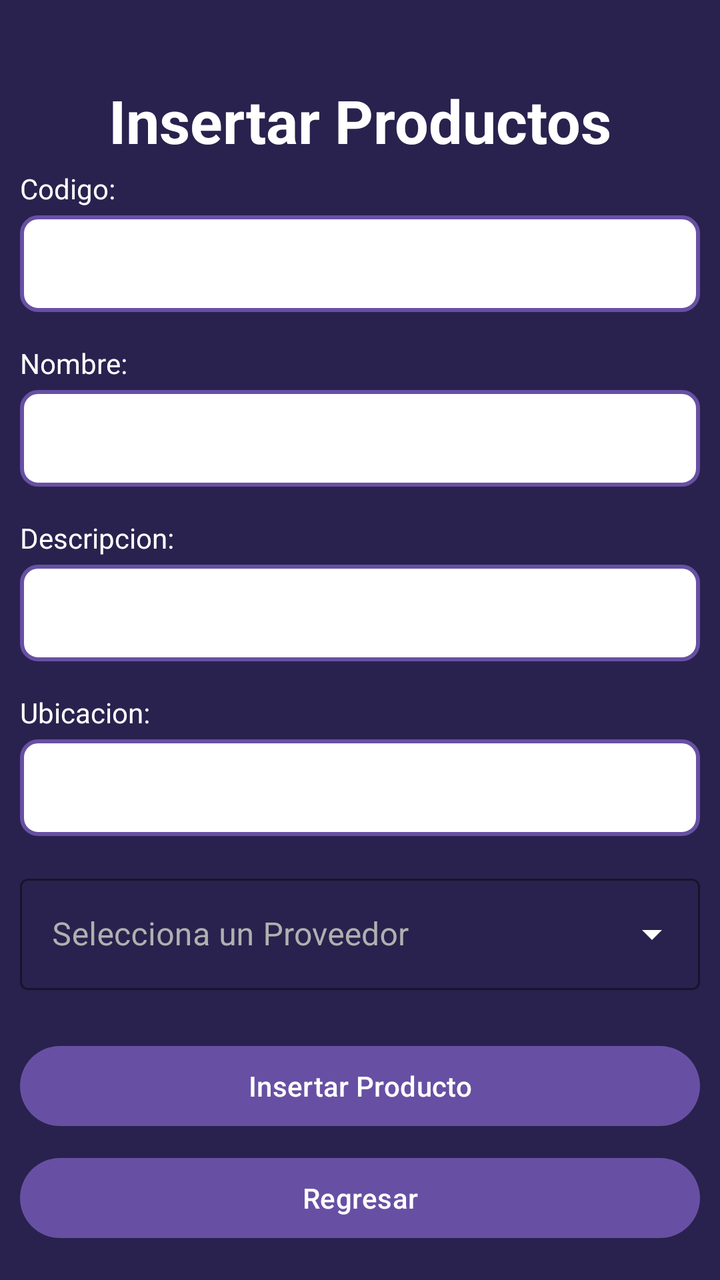
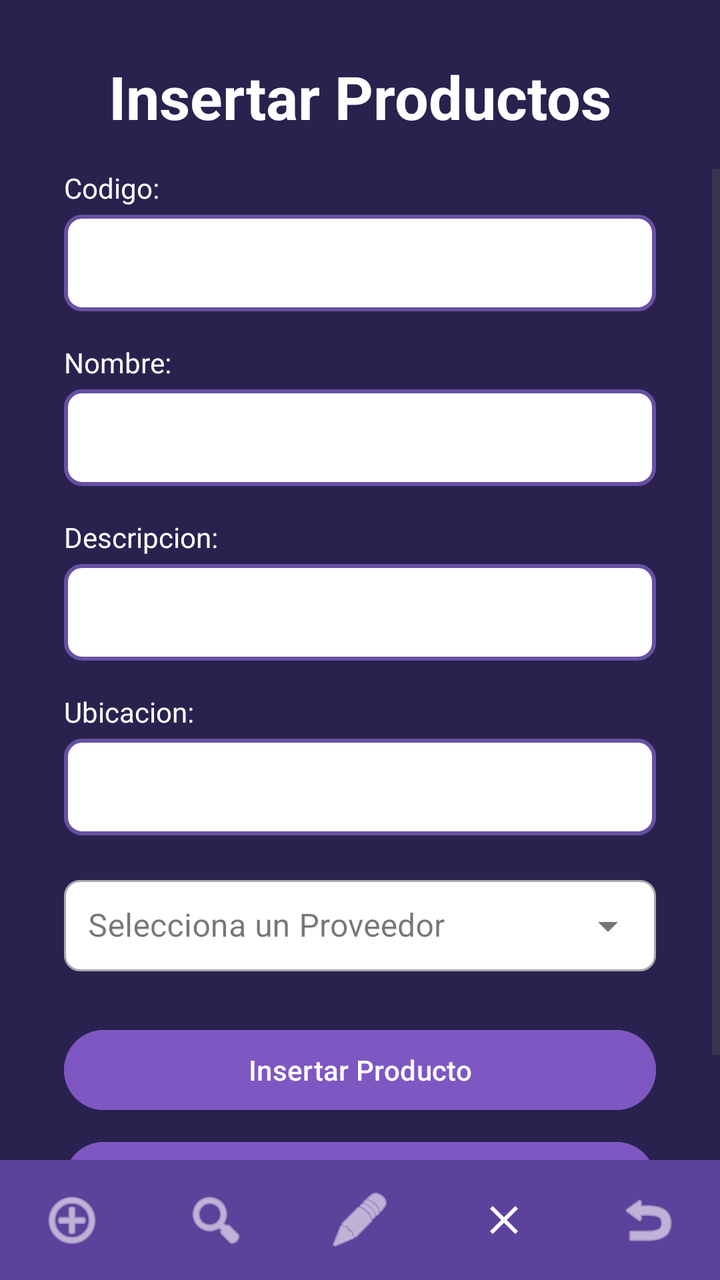

Screens rendered from an Android XML layout before and after an edit, with the pre-edit source and the edit as a unified diff.
<!-- AndroidManifest.xml: application theme Theme.AlcamenProyectoFinal -->
<!-- res/layout/activity_frm_insertar_productos.xml -->
<?xml version="1.0" encoding="utf-8"?>
<androidx.constraintlayout.widget.ConstraintLayout xmlns:android="http://schemas.android.com/apk/res/android"
    xmlns:app="http://schemas.android.com/apk/res-auto"
    xmlns:tools="http://schemas.android.com/tools"
    android:id="@+id/main"
    android:background="#29224E" android:layout_width="match_parent"
    android:layout_height="match_parent"
    tools:context=".Vista.frmInsertarProductos">

    <TextView
        android:id="@+id/tvTituloInsertarProductos"
        android:layout_width="wrap_content"
        android:layout_height="wrap_content"
        android:layout_marginTop="40dp"
        android:text="Insertar Productos"
        android:textColor="#FFFFFF"
        android:textSize="30sp"
        android:textStyle="bold"
        app:layout_constraintEnd_toEndOf="parent"
        app:layout_constraintStart_toStartOf="parent"
        app:layout_constraintTop_toTopOf="parent" />

    <LinearLayout
        android:layout_width="340dp"
        android:layout_height="wrap_content"
        android:orientation="vertical"
        app:layout_constraintBottom_toBottomOf="parent"
        app:layout_constraintEnd_toEndOf="parent"
        app:layout_constraintStart_toStartOf="parent"
        app:layout_constraintTop_toBottomOf="@+id/tvTituloInsertarProductos"
        app:layout_constraintVertical_bias="0.2">

        <TextView
            android:id="@+id/textView20"
            android:layout_width="match_parent"
            android:layout_height="wrap_content"
            android:text="Codigo:"
            android:textColor="#FFFFFF"
            android:textSize="14sp"
            android:layout_marginBottom="4dp" />

        <EditText
            android:id="@+id/txtCodigoProducto"
            android:layout_width="match_parent"
            android:layout_height="wrap_content"
            android:ems="10"
            android:inputType="text"
            android:background="@drawable/input_border"
            android:padding="12dp"
            android:textColor="#000000"
            android:layout_marginBottom="16dp" />

        <TextView
            android:id="@+id/textView21"
            android:layout_width="match_parent"
            android:layout_height="wrap_content"
            android:text="Nombre:"
            android:textColor="#FFFFFF"
            android:textSize="14sp"
            android:layout_marginBottom="4dp" />

        <EditText
            android:id="@+id/txtNombre"
            android:layout_width="match_parent"
            android:layout_height="wrap_content"
            android:ems="10"
            android:inputType="text"
            android:background="@drawable/input_border"
            android:padding="12dp"
            android:textColor="#000000"
            android:layout_marginBottom="16dp" />

        <TextView
            android:id="@+id/textView22"
            android:layout_width="match_parent"
            android:layout_height="wrap_content"
            android:text="Descripcion:"
            android:textColor="#FFFFFF"
            android:textSize="14sp"
            android:layout_marginBottom="4dp" />

        <EditText
            android:id="@+id/txtDescripcion"
            android:layout_width="match_parent"
            android:layout_height="wrap_content"
            android:ems="10"
            android:inputType="text"
            android:background="@drawable/input_border"
            android:padding="12dp"
            android:textColor="#000000"
            android:layout_marginBottom="16dp" />

        <TextView
            android:id="@+id/textView33"
            android:layout_width="match_parent"
            android:layout_height="wrap_content"
            android:text="Ubicacion:"
            android:textColor="#FFFFFF"
            android:textSize="14sp"
            android:layout_marginBottom="4dp" />

        <EditText
            android:id="@+id/txtUbicacion"
            android:layout_width="match_parent"
            android:layout_height="wrap_content"
            android:ems="10"
            android:inputType="text"
            android:background="@drawable/input_border"
            android:padding="12dp"
            android:textColor="#000000"
            android:layout_marginBottom="16dp" />

        <com.google.android.material.textfield.TextInputLayout
            android:id="@+id/txtCodigoProveedorProducto"
            style="@style/Widget.MaterialComponents.TextInputLayout.OutlinedBox.ExposedDropdownMenu"
            android:layout_width="match_parent"
            android:layout_height="wrap_content"
            android:layout_marginBottom="24dp"
            android:hint="Selecciona un Proveedor"
            app:hintTextColor="#FFFFFF"
            android:textColorHint="#B0B0B0"
            app:boxStrokeColor="#FFFFFF"
            app:endIconTint="#FFFFFF">

            <AutoCompleteTextView
                android:id="@+id/autoCompleteProveedor"
                android:layout_width="match_parent"
                android:layout_height="wrap_content"
                android:editable="false"
                android:inputType="none"
                android:textColor="#FFFFFF" />
        </com.google.android.material.textfield.TextInputLayout>

        <Button
            android:id="@+id/button37"
            android:layout_width="match_parent"
            android:layout_height="wrap_content"
            android:onClick="btnInsertarProducto"
            android:text="Insertar Producto"
            android:layout_marginBottom="8dp" />

        <Button
            android:id="@+id/button38"
            android:layout_width="match_parent"
            android:layout_height="wrap_content"
            android:onClick="btnRegresar"
            android:text="Regresar" />
    </LinearLayout>

</androidx.constraintlayout.widget.ConstraintLayout>
<!-- resources referenced by this layout -->
<resources>
  <!-- drawable input_border (drawable) -->
  <?xml version="1.0" encoding="utf-8"?>
  <shape xmlns:android="http://schemas.android.com/apk/res/android"
      android:shape="rectangle">
  
      <solid android:color="#FFFFFF" />
  
      <stroke
          android:width="2dp"
          android:color="#6750A4" />
  
      <corners android:radius="8dp" />
  
  </shape>
  <style name="Theme.AlcamenProyectoFinal" parent="Base.Theme.AlcamenProyectoFinal" />
  <style name="Base.Theme.AlcamenProyectoFinal" parent="Theme.Material3.DayNight.NoActionBar">
          
          
      </style>
</resources>

<!-- the commit's change to res/layout/activity_frm_insertar_productos.xml (unified diff, before → after) -->
@@ -3,15 +3,17 @@
     xmlns:app="http://schemas.android.com/apk/res-auto"
     xmlns:tools="http://schemas.android.com/tools"
     android:id="@+id/main"
-    android:background="#29224E" android:layout_width="match_parent"
+    android:layout_width="match_parent"
     android:layout_height="match_parent"
+    android:background="#29224E"
     tools:context=".Vista.frmInsertarProductos">
 
+    
     <TextView
         android:id="@+id/tvTituloInsertarProductos"
         android:layout_width="wrap_content"
         android:layout_height="wrap_content"
-        android:layout_marginTop="40dp"
+        android:layout_marginTop="28dp"
         android:text="Insertar Productos"
         android:textColor="#FFFFFF"
         android:textSize="30sp"
@@ -20,131 +22,220 @@
         app:layout_constraintStart_toStartOf="parent"
         app:layout_constraintTop_toTopOf="parent" />
 
+    
+    <ScrollView
+        android:id="@+id/scrollView"
+        android:layout_width="0dp"
+        android:layout_height="0dp"
+        android:layout_marginTop="16dp"
+        android:fillViewport="true"
+        app:layout_constraintBottom_toTopOf="@id/footerGestionProductos"
+        app:layout_constraintEnd_toEndOf="parent"
+        app:layout_constraintStart_toStartOf="parent"
+        app:layout_constraintTop_toBottomOf="@+id/tvTituloInsertarProductos">
+
+        <LinearLayout
+            android:layout_width="match_parent"
+            android:layout_height="wrap_content"
+            android:orientation="vertical"
+            android:paddingHorizontal="32dp"
+            android:paddingBottom="24dp">
+
+            
+            <TextView
+                android:id="@+id/textView20"
+                android:layout_width="match_parent"
+                android:layout_height="wrap_content"
+                android:layout_marginBottom="4dp"
+                android:text="Codigo:"
+                android:textColor="#FFFFFF"
+                android:textSize="14sp" />
+
+            <EditText
+                android:id="@+id/txtCodigoProducto"
+                android:layout_width="match_parent"
+                android:layout_height="wrap_content"
+                android:layout_marginBottom="16dp"
+                android:background="@drawable/input_border"
+                android:ems="10"
+                android:inputType="text"
+                android:padding="12dp"
+                android:textColor="#000000" />
+
+            
+            <TextView
+                android:id="@+id/textView21"
+                android:layout_width="match_parent"
+                android:layout_height="wrap_content"
+                android:layout_marginBottom="4dp"
+                android:text="Nombre:"
+                android:textColor="#FFFFFF"
+                android:textSize="14sp" />
+
+            <EditText
+                android:id="@+id/txtNombre"
+                android:layout_width="match_parent"
+                android:layout_height="wrap_content"
+                android:layout_marginBottom="16dp"
+                android:background="@drawable/input_border"
+                android:ems="10"
+                android:inputType="text"
+                android:padding="12dp"
+                android:textColor="#000000" />
+
+            
+            <TextView
+                android:id="@+id/textView22"
+                android:layout_width="match_parent"
+                android:layout_height="wrap_content"
+                android:layout_marginBottom="4dp"
+                android:text="Descripcion:"
+                android:textColor="#FFFFFF"
+                android:textSize="14sp" />
+
+            <EditText
+                android:id="@+id/txtDescripcion"
+                android:layout_width="match_parent"
+                android:layout_height="wrap_content"
+                android:layout_marginBottom="16dp"
+                android:background="@drawable/input_border"
+                android:ems="10"
+                android:inputType="text"
+                android:padding="12dp"
+                android:textColor="#000000" />
+
+            
+            <TextView
+                android:id="@+id/textView33"
+                android:layout_width="match_parent"
+                android:layout_height="wrap_content"
+                android:layout_marginBottom="4dp"
+                android:text="Ubicacion:"
+                android:textColor="#FFFFFF"
+                android:textSize="14sp" />
+
+            <EditText
+                android:id="@+id/txtUbicacion"
+                android:layout_width="match_parent"
+                android:layout_height="wrap_content"
+                android:layout_marginBottom="16dp"
+                android:background="@drawable/input_border"
+                android:ems="10"
+                android:inputType="text"
+                android:padding="12dp"
+                android:textColor="#000000" />
+
+            
+            <com.google.android.material.textfield.TextInputLayout
+                android:id="@+id/txtCodigoProveedorProducto"
+                style="@style/Widget.MaterialComponents.TextInputLayout.OutlinedBox.ExposedDropdownMenu"
+                android:layout_width="match_parent"
+                android:layout_height="wrap_content"
+                android:layout_marginBottom="24dp"
+                android:hint="Selecciona un Proveedor"
+                app:boxBackgroundColor="@android:color/white"
+                app:boxCornerRadiusBottomEnd="8dp"
+                app:boxCornerRadiusBottomStart="8dp"
+                app:boxCornerRadiusTopEnd="8dp"
+                app:boxCornerRadiusTopStart="8dp">
+
+                <AutoCompleteTextView
+                    android:id="@+id/autoCompleteProveedor"
+                    android:layout_width="match_parent"
+                    android:layout_height="wrap_content"
+                    android:inputType="none"
+                    android:padding="12dp"
+                    android:textColor="#000000" />
+            </com.google.android.material.textfield.TextInputLayout>
+
+            
+            <Button
+                android:id="@+id/button37"
+                android:layout_width="match_parent"
+                android:layout_height="wrap_content"
+                android:layout_marginBottom="8dp"
+                android:backgroundTint="#7E57C2"
+                android:onClick="btnInsertarProducto"
+                android:text="Insertar Producto"
+                android:textColor="@android:color/white" />
+
+            <Button
+                android:id="@+id/button38"
+                android:layout_width="match_parent"
+                android:layout_height="wrap_content"
+                android:backgroundTint="#7E57C2"
+                android:onClick="btnRegresar"
+                android:text="Regresar"
+                android:textColor="@android:color/white" />
+
+        </LinearLayout>
+    </ScrollView>
+
+    
     <LinearLayout
-        android:layout_width="340dp"
-        android:layout_height="wrap_content"
-        android:orientation="vertical"
+        android:id="@+id/footerGestionProductos"
+        android:layout_width="0dp"
+        android:layout_height="60dp"
+        android:background="#5C429B"
+        android:gravity="center_vertical"
+        android:orientation="horizontal"
         app:layout_constraintBottom_toBottomOf="parent"
         app:layout_constraintEnd_toEndOf="parent"
-        app:layout_constraintStart_toStartOf="parent"
-        app:layout_constraintTop_toBottomOf="@+id/tvTituloInsertarProductos"
-        app:layout_constraintVertical_bias="0.2">
-
-        <TextView
-            android:id="@+id/textView20"
-            android:layout_width="match_parent"
-            android:layout_height="wrap_content"
-            android:text="Codigo:"
-            android:textColor="#FFFFFF"
-            android:textSize="14sp"
-            android:layout_marginBottom="4dp" />
-
-        <EditText
-            android:id="@+id/txtCodigoProducto"
-            android:layout_width="match_parent"
-            android:layout_height="wrap_content"
-            android:ems="10"
-            android:inputType="text"
-            android:background="@drawable/input_border"
-            android:padding="12dp"
-            android:textColor="#000000"
-            android:layout_marginBottom="16dp" />
-
-        <TextView
-            android:id="@+id/textView21"
-            android:layout_width="match_parent"
-            android:layout_height="wrap_content"
-            android:text="Nombre:"
-            android:textColor="#FFFFFF"
-            android:textSize="14sp"
-            android:layout_marginBottom="4dp" />
-
-        <EditText
-            android:id="@+id/txtNombre"
-            android:layout_width="match_parent"
-            android:layout_height="wrap_content"
-            android:ems="10"
-            android:inputType="text"
-            android:background="@drawable/input_border"
-            android:padding="12dp"
-            android:textColor="#000000"
-            android:layout_marginBottom="16dp" />
-
-        <TextView
-            android:id="@+id/textView22"
-            android:layout_width="match_parent"
-            android:layout_height="wrap_content"
-            android:text="Descripcion:"
-            android:textColor="#FFFFFF"
-            android:textSize="14sp"
-            android:layout_marginBottom="4dp" />
-
-        <EditText
-            android:id="@+id/txtDescripcion"
-            android:layout_width="match_parent"
-            android:layout_height="wrap_content"
-            android:ems="10"
-            android:inputType="text"
-            android:background="@drawable/input_border"
-            android:padding="12dp"
-            android:textColor="#000000"
-            android:layout_marginBottom="16dp" />
-
-        <TextView
-            android:id="@+id/textView33"
-            android:layout_width="match_parent"
-            android:layout_height="wrap_content"
-            android:text="Ubicacion:"
-            android:textColor="#FFFFFF"
-            android:textSize="14sp"
-            android:layout_marginBottom="4dp" />
-
-        <EditText
-            android:id="@+id/txtUbicacion"
-            android:layout_width="match_parent"
-            android:layout_height="wrap_content"
-            android:ems="10"
-            android:inputType="text"
-            android:background="@drawable/input_border"
-            android:padding="12dp"
-            android:textColor="#000000"
-            android:layout_marginBottom="16dp" />
-
-        <com.google.android.material.textfield.TextInputLayout
-            android:id="@+id/txtCodigoProveedorProducto"
-            style="@style/Widget.MaterialComponents.TextInputLayout.OutlinedBox.ExposedDropdownMenu"
-            android:layout_width="match_parent"
-            android:layout_height="wrap_content"
-            android:layout_marginBottom="24dp"
-            android:hint="Selecciona un Proveedor"
-            app:hintTextColor="#FFFFFF"
-            android:textColorHint="#B0B0B0"
-            app:boxStrokeColor="#FFFFFF"
-            app:endIconTint="#FFFFFF">
-
-            <AutoCompleteTextView
-                android:id="@+id/autoCompleteProveedor"
-                android:layout_width="match_parent"
-                android:layout_height="wrap_content"
-                android:editable="false"
-                android:inputType="none"
-                android:textColor="#FFFFFF" />
-        </com.google.android.material.textfield.TextInputLayout>
-
-        <Button
-            android:id="@+id/button37"
-            android:layout_width="match_parent"
-            android:layout_height="wrap_content"
-            android:onClick="btnInsertarProducto"
-            android:text="Insertar Producto"
-            android:layout_marginBottom="8dp" />
-
-        <Button
-            android:id="@+id/button38"
-            android:layout_width="match_parent"
-            android:layout_height="wrap_content"
+        app:layout_constraintStart_toStartOf="parent">
+
+        
+        <ImageButton
+            android:id="@+id/btnNavInsertarProducto"
+            android:layout_width="0dp"
+            android:layout_height="match_parent"
+            android:layout_weight="1"
+            android:background="?attr/selectableItemBackgroundBorderless"
+            android:contentDescription="Insertar Producto"
+            android:src="@android:drawable/ic_menu_add"
+            app:tint="@android:color/white" />
+
+        
+        <ImageButton
+            android:id="@+id/btnNavConsultarProducto"
+            android:layout_width="0dp"
+            android:layout_height="match_parent"
+            android:layout_weight="1"
+            android:background="?attr/selectableItemBackgroundBorderless"
+            android:contentDescription="Consultar Productos"
+            android:src="@android:drawable/ic_menu_search"
+            app:tint="@android:color/white" />
+
+        <ImageButton
+            android:id="@+id/btnNavModificarProducto"
+            android:layout_width="0dp"
+            android:layout_height="match_parent"
+            android:layout_weight="1"
+            android:background="?attr/selectableItemBackgroundBorderless"
+            android:contentDescription="Modificar Producto"
+            android:src="@android:drawable/ic_menu_edit"
+            app:tint="@android:color/white" />
+
+        <ImageButton
+            android:id="@+id/btnNavEliminarProducto"
+            android:layout_width="0dp"
+            android:layout_height="match_parent"
+            android:layout_weight="1"
+            android:background="?attr/selectableItemBackgroundBorderless"
+            android:contentDescription="Eliminar Producto"
+            app:srcCompat="@drawable/ic_close"
+            app:tint="@android:color/white" />
+
+        <ImageButton
+            android:id="@+id/btnNavRegresar"
+            android:layout_width="0dp"
+            android:layout_height="match_parent"
+            android:layout_weight="1"
+            android:background="?attr/selectableItemBackgroundBorderless"
+            android:contentDescription="Regresar"
             android:onClick="btnRegresar"
-            android:text="Regresar" />
+            android:src="@android:drawable/ic_menu_revert"
+            app:tint="@android:color/white" />
+
     </LinearLayout>
 
 </androidx.constraintlayout.widget.ConstraintLayout>
<!-- resource entries referenced after the edit -->
@@ -1,5 +1,11 @@
 <!-- resources referenced by this layout -->
 <resources>
+  <!-- drawable ic_close (drawable) -->
+  <vector xmlns:android="http://schemas.android.com/apk/res/android" android:height="24dp" android:tint="#000000" android:viewportHeight="960" android:viewportWidth="960" android:width="24dp">
+        
+      <path android:fillColor="@android:color/white" android:pathData="M256,760L200,704L424,480L200,256L256,200L480,424L704,200L760,256L536,480L760,704L704,760L480,536L256,760Z"/>
+      
+  </vector>
   <!-- drawable input_border (drawable) -->
   <?xml version="1.0" encoding="utf-8"?>
   <shape xmlns:android="http://schemas.android.com/apk/res/android"
